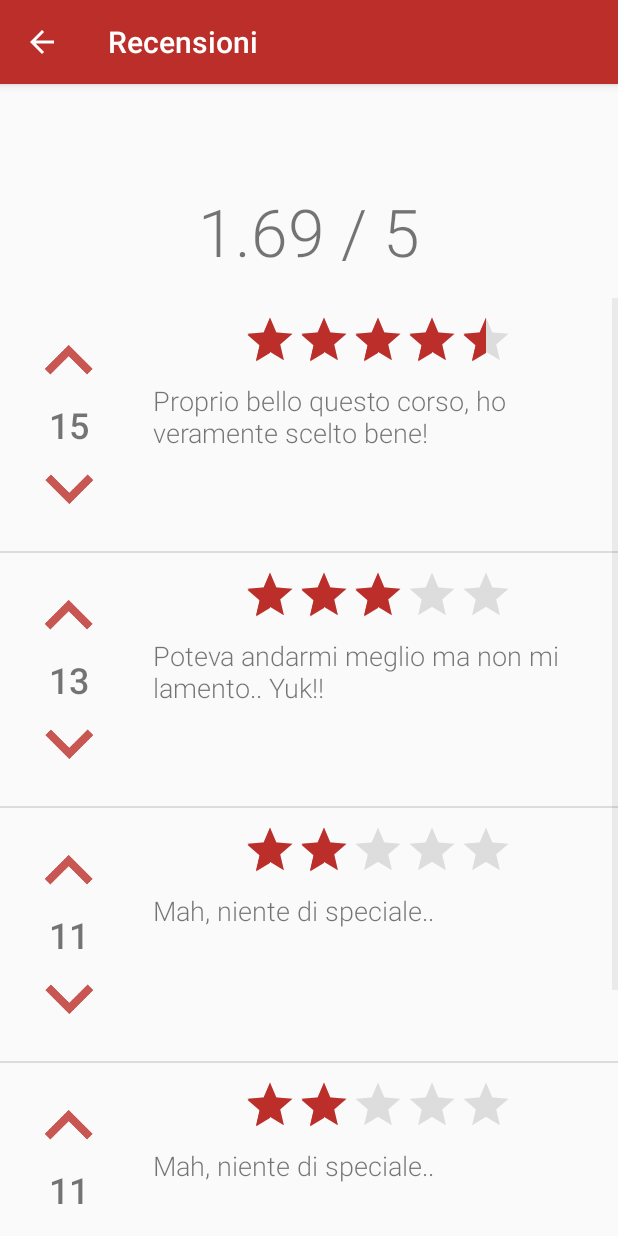
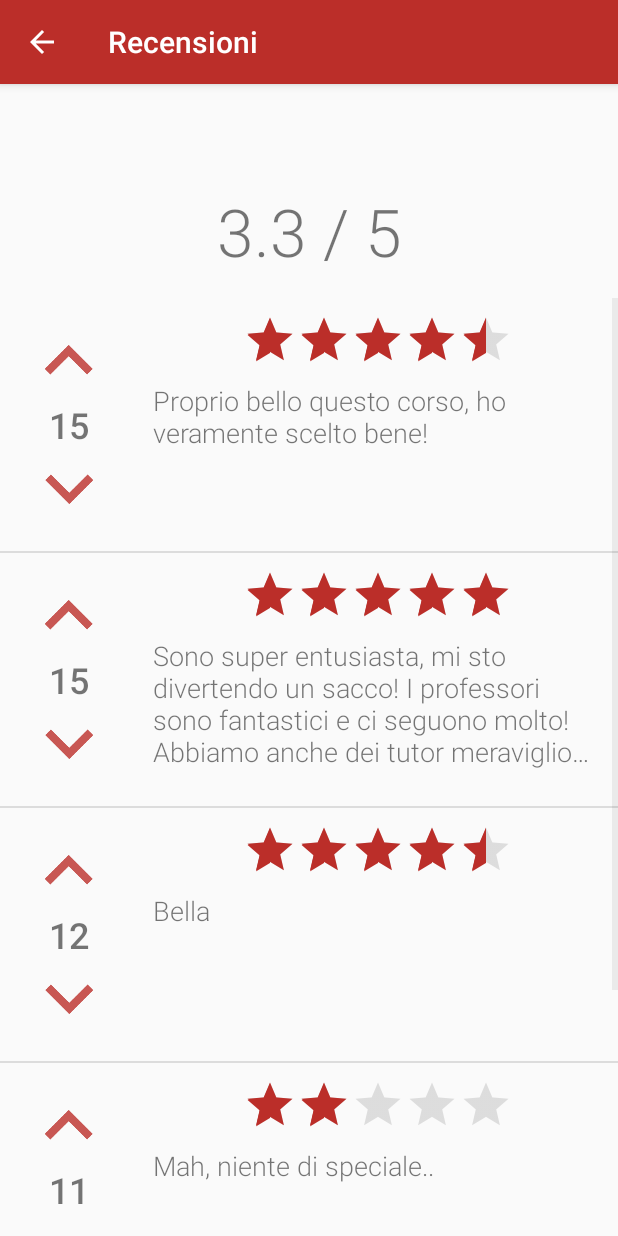
Before and after one commit to Ferno92/AlmaOrienteering_Android, an Android app: the ListaRecensioniActivity screen opened directly, with no data from a screen before it, on a phone screen of 412 x 824 dp. Run offline under Robolectric (Android 15) with nearby library versions, the phone set to English and light mode, and no system bars; our stand-ins replace Firebase (no records; nobody signed in at launch, a user with empty details on screens opened directly); 3 statements that could not run were skipped.

Commit message:
fix login e recensioni

```diff
--- a/app/src/main/java/com/almaorient/ferno92/almaorienteering/homepage/NewMainActivity.java
+++ b/app/src/main/java/com/almaorient/ferno92/almaorienteering/homepage/NewMainActivity.java
@@ -290,7 +290,7 @@ public class NewMainActivity extends AppCompatActivity implements NavigationView
         final AlertDialog.Builder builder = new AlertDialog.Builder(NewMainActivity.this);
         String message = "Non hai ancora verificato la tua email, alcune funzionalità dell'app non saranno accessibili fino ad avvenuta conferma! \n ";
         message += "Se invece hai già confermato allora premi Logout e loggati nuovamente per poter accedere ai contenuti esclusivi ;)";
-        builder.setTitle("Recupera password");
+        builder.setTitle("Verifica email UNIBO");
         builder.setMessage(message);
         builder.setPositiveButton("Invia di nuovo", new DialogInterface.OnClickListener() {
             public void onClick(DialogInterface dialog, int id) {
--- a/app/src/main/java/com/almaorient/ferno92/almaorienteering/recensioni/ListaRecensioniActivity.java
+++ b/app/src/main/java/com/almaorient/ferno92/almaorienteering/recensioni/ListaRecensioniActivity.java
@@ -104,21 +104,21 @@ public class ListaRecensioniActivity extends BaseActivity {
 
         RecensioniModel[] recensioni = {
                 new RecensioniModel("luca.fernandez@studio.unibo.it", "4.5", "Proprio bello questo corso, ho veramente scelto bene!", 15),
-                new RecensioniModel("tizio.caio@studio.unibo.it", "1", "Ma chi me l'ha fatto fare", 14),
-                new RecensioniModel("super.pippo@studio.unibo.it", "3", "Poteva andarmi meglio ma non mi lamento.. Yuk!!", 13),
+//                new RecensioniModel("tizio.caio@studio.unibo.it", "1", "Ma chi me l'ha fatto fare", 14),
+//                new RecensioniModel("super.pippo@studio.unibo.it", "3", "Poteva andarmi meglio ma non mi lamento.. Yuk!!", 13),
                 new RecensioniModel("paolo.rossi@studio.unibo.it", "4.5", "Bella", 12),
                 new RecensioniModel("ale.lotti@studio.unibo.it", "5", "Sono super entusiasta, mi sto divertendo un sacco! I professori sono fantastici e ci seguono molto! Abbiamo anche dei tutor meravigliosi e starei ore e ore e ore a parlare di questo fantastico corso! Si, lo so sono un po' logorrroico ma che ci vuoi fare ;)", 15),
                 new RecensioniModel("marco.mariotti@studio.unibo.it", "2", "Mah, niente di speciale..", 11),
-                new RecensioniModel("donald.duck@studio.unibo.it", "2", "Io speravo ci fossero più donne..", 10),
-                new RecensioniModel("son.goku@studio.unibo.it", "0.5", "Pessimo, se continua così mi ritiro!", 9),
+//                new RecensioniModel("donald.duck@studio.unibo.it", "2", "Io speravo ci fossero più donne..", 10),
+                new RecensioniModel("son.goku@studio.unibo.it", "0.5", "Pessimo, se continua così mi ritiro!", 9)
         };
         //riempimento casuale della lista delle persone
-        Random r=new Random();
-        for(int i=0;i<5;i++){
-            mRecensioniList.add(recensioni[r.nextInt(recensioni.length)]);
+//        Random r=new Random();
+        for(int i=0;i<recensioni.length;i++){
+            mRecensioniList.add(recensioni[i]);
         }
         float sum = 0;
-        //TODO: magari ordiniamo la lista di recensioni che arrivano dalla query per quota
+
         for(int i = 0; i < mRecensioniList.size(); i++){
             sum += Float.parseFloat(mRecensioniList.get(i).getVoto());
         }
```
Also changed, not shown: app/src/main/java/com/almaorient/ferno92/almaorienteering/login/LoginActivity.java (+14 -1 lines).
